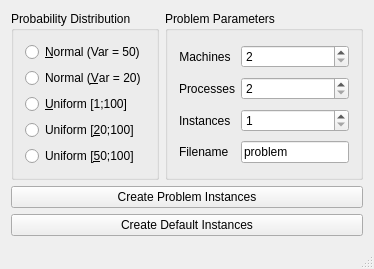
Old version of the form ui/mainwindow.ui in the repository markuspg/instance_generator.
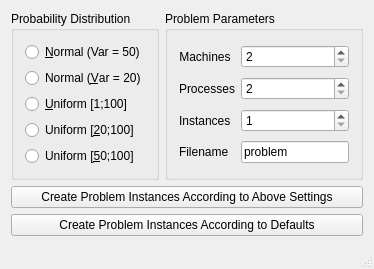
New version of the form.

Commit message: Reorder functions and get rid of two

What changed in the file:
```diff
--- a/ui/mainwindow.ui
+++ b/ui/mainwindow.ui
@@ -168,14 +168,14 @@
     <item>
      <widget class="QPushButton" name="PBCreateProblemInstance">
       <property name="text">
-       <string>Create Problem Instances</string>
+       <string>Create Problem Instances According to Above Settings</string>
       </property>
      </widget>
     </item>
     <item>
      <widget class="QPushButton" name="PBCreateDefaultInstances">
       <property name="text">
-       <string>Create Default Instances</string>
+       <string>Create Problem Instances According to Defaults</string>
       </property>
      </widget>
     </item>
```
The commit also changes 2 other files.
